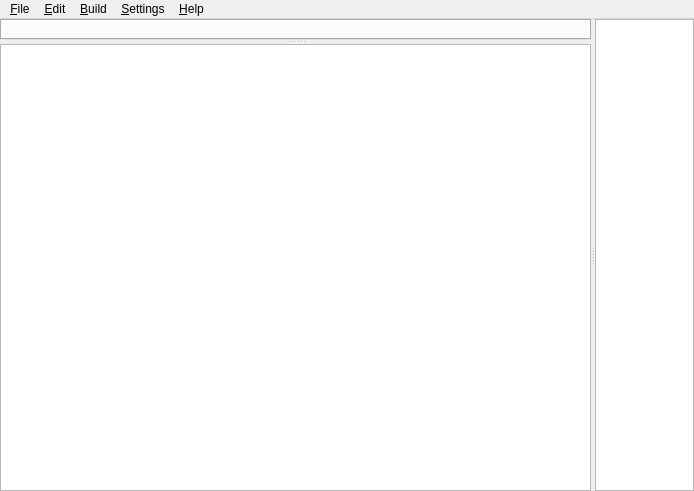
Before: the Qt Designer form src/MainWindow.ui in Mac-Andreas/open.mp-Qawno-macOS, drawn with Qt 5.
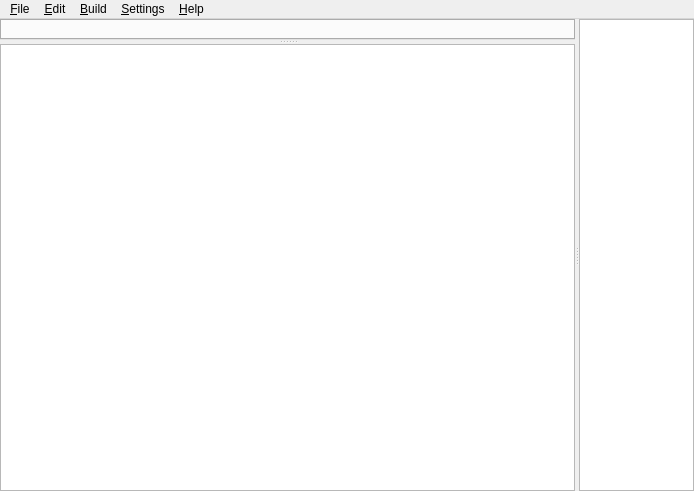
After: the same form once the commit is applied. Icons and pictures are not drawn. Custom widgets are drawn as their Qt base class.

Commit message: Make the side panel a bit bigger.

```diff
--- a/src/MainWindow.ui
+++ b/src/MainWindow.ui
@@ -55,7 +55,7 @@
       <widget class="QWidget" name="centralWidget">
        <property name="sizePolicy">
         <sizepolicy hsizetype="Preferred" vsizetype="Preferred">
-         <horstretch>6</horstretch>
+         <horstretch>5</horstretch>
          <verstretch>0</verstretch>
         </sizepolicy>
        </property>
```
